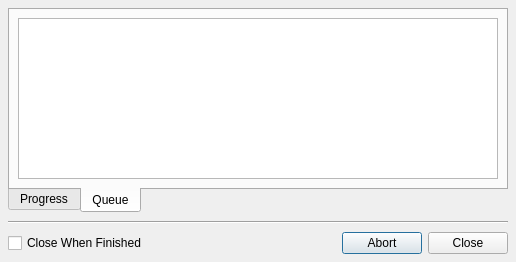
First picture: the form in ui/deleteprogressdialog.ui, repository maxavadallat/maxcommander, before the edit.
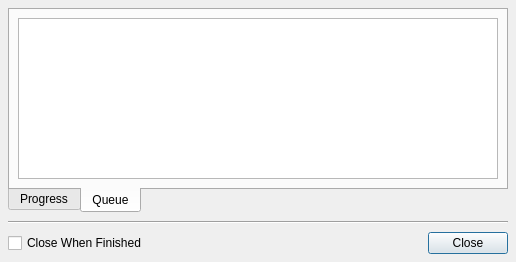
Second picture: the form after the edit. The open tabs and pages were chosen to show the change.

The edit to the form file:
```diff
--- a/ui/deleteprogressdialog.ui
+++ b/ui/deleteprogressdialog.ui
@@ -183,7 +183,7 @@
       <enum>Qt::Horizontal</enum>
      </property>
      <property name="standardButtons">
-      <set>QDialogButtonBox::Abort|QDialogButtonBox::Close</set>
+      <set>QDialogButtonBox::Close</set>
      </property>
     </widget>
    </item>
```
Left out of the diff: 36 changed lines with no effect on the pictures.
